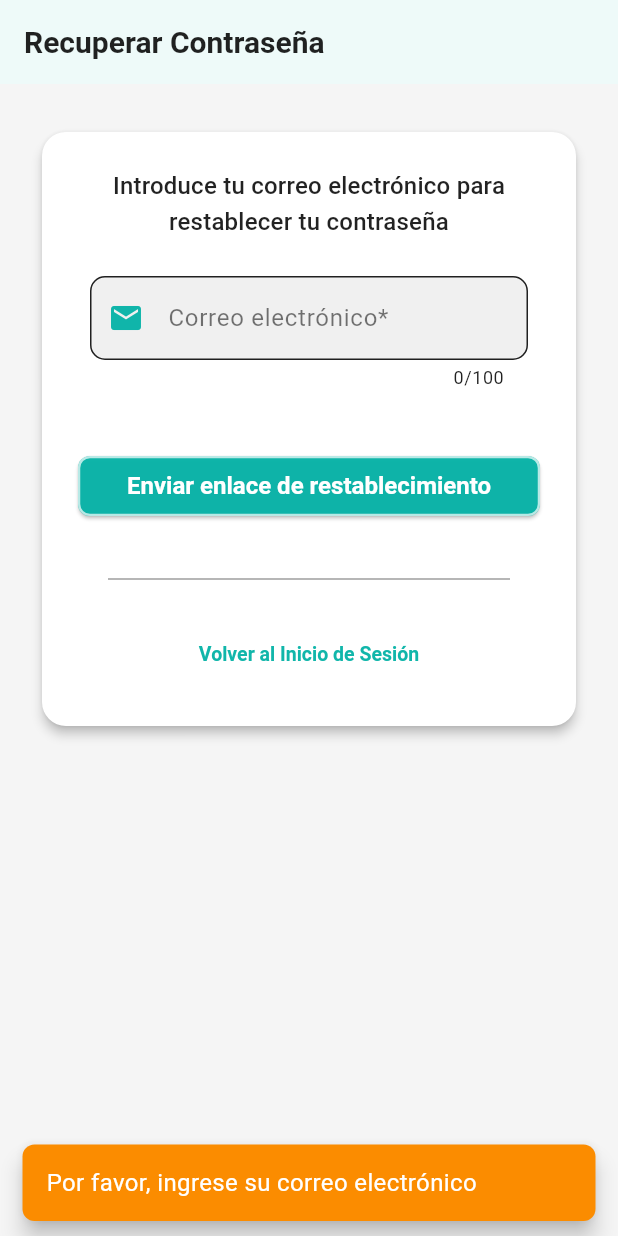
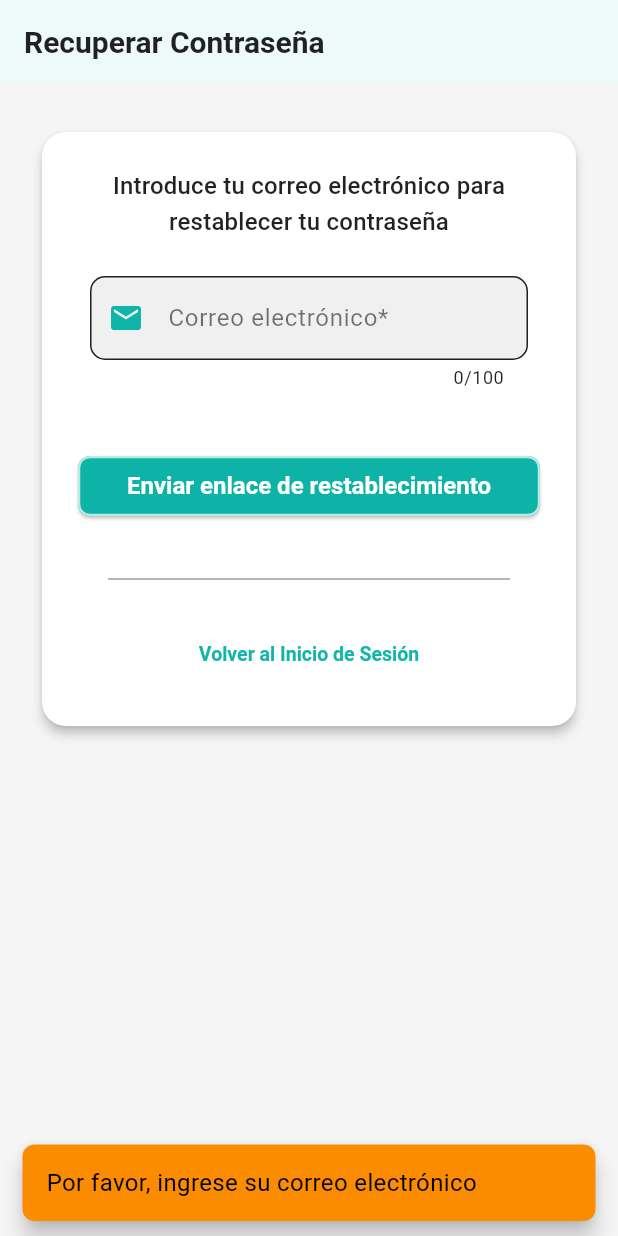
Before and after one commit to Serter998/CarSeek, a Flutter app: the screen it shows after launch, scrolled down 31 dp, after a tap on "¿Olvidaste tu contraseña?", after a tap on "Enviar enlace de restablecimiento", on a phone screen of 412 x 824 dp. Run offline on Flutter 3.47's test engine with Material 3 defaults, Android fonts, the light colour scheme and no system bars; our stand-ins replace cached_network_image, dartz, flutter_bloc, flutter_dotenv, flutter_secure_storage, get_it and 5 more; accounts and stored records are empty.

Commit message:
Correccion de la logica del boton "Recuerdame", correccion al pulsar el boton de volver en la homescreen y cambios generales en la UI

```diff
--- a/lib/core/widgets/custom_snack_bar.dart
+++ b/lib/core/widgets/custom_snack_bar.dart
@@ -15,7 +15,7 @@ class CustomSnackBar {
       SnackBar(
         content: Text(
           message,
-          style: const TextStyle(color: Colors.white),
+          style: const TextStyle(color: Colors.black),
         ),
         backgroundColor: backgroundColor ?? Colors.red.shade700,
         duration: duration,
--- a/lib/features/auth/data/sources/auth_source.dart
+++ b/lib/features/auth/data/sources/auth_source.dart
@@ -46,9 +46,11 @@ class AuthSourceImpl implements AuthSource {
     if (rememberMe) {
       await _storage.write(key: 'remembered_email', value: email);
       await _storage.write(key: 'remembered_password', value: password);
+      await _storage.write(key: 'remember_me', value: 'true');
     } else {
       await _storage.delete(key: 'remembered_email');
       await _storage.delete(key: 'remembered_password');
+      await _storage.delete(key: 'remember_me');
     }
     return response;
   }
@@ -57,9 +59,12 @@ class AuthSourceImpl implements AuthSource {
   Future<Map<String, String?>> loadCredentials() async {
     final rememberedEmail = await _storage.read(key: 'remembered_email');
     final rememberedPassword = await _storage.read(key: 'remembered_password');
+    final rememberMe = await _storage.read(key: 'remember_me');
+
     return {
       'email': rememberedEmail,
       'password': rememberedPassword,
+      'rememberMe': rememberMe,
     };
   }
 
--- a/lib/features/auth/presentation/blocs/auth_bloc.dart
+++ b/lib/features/auth/presentation/blocs/auth_bloc.dart
@@ -50,13 +50,25 @@ class AuthBloc extends Bloc<AuthEvent, AuthState> {
 
       resp.fold(
             (_) => emit(AuthInitial()),
-            (credentials) => emit(
-          AuthInitial(
-            savedEmail: credentials['email'],
-            savedPassword: credentials['password'],
-            hasSavedCredentials: credentials['email'] != null,
-          ),
-        ),
+            (credentials) {
+          final hasSaved = credentials['rememberMe'] == 'true' &&
+              credentials['email'] != null &&
+              credentials['password'] != null;
+
+          if (hasSaved) {
+            add(OnLoginEvent(
+              email: credentials['email']!,
+              password: credentials['password']!,
+              rememberMe: true,
+            ));
+          } else {
+            emit(AuthInitial(
+              savedEmail: credentials['email'],
+              savedPassword: credentials['password'],
+              hasSavedCredentials: false,
+            ));
+          }
+        },
       );
     });
 
--- a/lib/features/auth/presentation/screens/auth_screen.dart
+++ b/lib/features/auth/presentation/screens/auth_screen.dart
@@ -15,14 +15,14 @@ class AuthScreen extends StatelessWidget {
     WidgetsBinding.instance.addPostFrameCallback((_) async {
       final authBloc = context.read<AuthBloc>();
 
-      // Primero carga las credenciales
       authBloc.add(OnLoadCredentialsEvent());
 
-      // Espera un pequeño delay para que se cargue antes de verificar el usuario
       await Future.delayed(const Duration(milliseconds: 200));
 
-      // Luego verifica si el usuario está logueado
-      authBloc.add(OnCheckUserLoginEvent());
+      final state = authBloc.state;
+      if (state is AuthInitial && state.hasSavedCredentials) {
+        authBloc.add(OnCheckUserLoginEvent());
+      }
     });
     return Scaffold(
       resizeToAvoidBottomInset: true,
@@ -62,7 +62,7 @@ class AuthScreen extends StatelessWidget {
               return LoginScreen(
                 initialEmail: savedEmail,
                 initialPassword: savedPassword,
-                rememberMe: savedEmail != null,
+                rememberMe: (state as AuthInitial).hasSavedCredentials,
               );
             case AuthRegister:
               return RegisterScreen();
--- a/lib/features/auth/presentation/screens/auth_success_screen.dart
+++ b/lib/features/auth/presentation/screens/auth_success_screen.dart
@@ -7,7 +7,7 @@ class AuthSuccessScreen extends StatelessWidget {
   @override
   Widget build(BuildContext context) {
     WidgetsBinding.instance.addPostFrameCallback((_) {
-      NavigationService.navigateTo(context, "/main");
+      Navigator.of(context).pushNamedAndRemoveUntil("/main", (route) => false);
     });
     return SafeArea(
       child: SingleChildScrollView(
--- a/lib/features/auth/presentation/screens/login_screen.dart
+++ b/lib/features/auth/presentation/screens/login_screen.dart
@@ -128,7 +128,7 @@ class _LoginScreenState extends State<LoginScreen> {
                                 child: const Text(
                                   "¿Olvidaste tu contraseña?",
                                   maxLines: 2,
-                                  overflow: TextOverflow.ellipsis, // mejor para evitar overflow
+                                  overflow: TextOverflow.ellipsis,
                                   textAlign: TextAlign.right,
                                 ),
                               ),
--- a/lib/features/chat/presentation/screens/chat_initial_screen.dart
+++ b/lib/features/chat/presentation/screens/chat_initial_screen.dart
@@ -1,3 +1,4 @@
+import 'package:car_seek/core/constants/app_colors.dart';
 import 'package:car_seek/core/widgets/custom_snack_bar.dart';
 import 'package:car_seek/features/chat/presentation/blocs/chat_bloc.dart';
 import 'package:car_seek/share/domain/entities/conversacion.dart';
@@ -59,7 +60,7 @@ class _ChatInitialScreenState extends State<ChatInitialScreen> {
       CustomSnackBar.show(
         context: context,
         message: "Chat borrado con éxito.",
-        backgroundColor: Colors.white10,
+        backgroundColor: AppColors.primary,
       );
     });
   }
--- a/lib/features/profile/presentation/screens/administracion/profile_administracion_usuarios_screen.dart
+++ b/lib/features/profile/presentation/screens/administracion/profile_administracion_usuarios_screen.dart
@@ -1,3 +1,4 @@
+import 'package:car_seek/core/constants/app_colors.dart';
 import 'package:car_seek/core/widgets/custom_snack_bar.dart';
 import 'package:car_seek/features/profile/presentation/blocs/profile_bloc.dart';
 import 'package:car_seek/features/profile/presentation/widgets/usuario_card.dart';
@@ -99,7 +100,7 @@ class _ProfileAdministracionUsuariosScreenState
             CustomSnackBar.show(
               context: context,
               message: "Tipo de usuario actualizado a ${nuevoTipo.nombre}.",
-              backgroundColor: Colors.white10,
+              backgroundColor: AppColors.primary,
             );
           });
 
@@ -115,7 +116,7 @@ class _ProfileAdministracionUsuariosScreenState
           CustomSnackBar.show(
             context: context,
             message: "Usuario borrado con éxito.",
-            backgroundColor: Colors.white10,
+            backgroundColor: AppColors.primary,
           );
         },
       ),
--- a/lib/features/profile/presentation/screens/profile_cerrar_sesion_success_screen.dart
+++ b/lib/features/profile/presentation/screens/profile_cerrar_sesion_success_screen.dart
@@ -1,3 +1,4 @@
+import 'package:car_seek/core/constants/app_colors.dart';
 import 'package:car_seek/core/services/navigation_service.dart';
 import 'package:car_seek/core/widgets/custom_snack_bar.dart';
 import 'package:car_seek/features/auth/presentation/blocs/auth_bloc.dart';
@@ -14,7 +15,7 @@ class ProfileCerrarSesionSuccessScreen extends StatelessWidget {
     WidgetsBinding.instance.addPostFrameCallback((_) async {
       context.read<ProfileBloc>().add(OnNavigateToInitial());
       context.read<AuthBloc>().add(OnNavigateToLoginEvent());
-      CustomSnackBar.show(context: context, message: mensaje, backgroundColor: Colors.white24);
+      CustomSnackBar.show(context: context, message: mensaje, backgroundColor: AppColors.primary);
       await NavigationService.navigateToAndRemoveUntil(context, "/");
     });
     return SafeArea(
--- a/lib/features/profile/presentation/screens/profile_update_usuario_screen.dart
+++ b/lib/features/profile/presentation/screens/profile_update_usuario_screen.dart
@@ -1,3 +1,4 @@
+import 'package:car_seek/core/constants/app_colors.dart';
 import 'package:car_seek/core/services/validation_service.dart';
 import 'package:car_seek/core/widgets/custom_snack_bar.dart';
 import 'package:car_seek/features/profile/presentation/blocs/profile_bloc.dart';
@@ -166,7 +167,7 @@ class _UsuarioFormScreenState extends State<ProfileUpdateUsuarioScreen> {
         CustomSnackBar.show(
           context: context,
           message: "Perfil actualizado con éxito.",
-          backgroundColor: Colors.white10,
+          backgroundColor: AppColors.primary,
         );
       }
     } else {
--- a/lib/features/profile/presentation/screens/profile_vehicle_detail_screen.dart
+++ b/lib/features/profile/presentation/screens/profile_vehicle_detail_screen.dart
@@ -1,3 +1,4 @@
+import 'package:car_seek/core/constants/app_colors.dart';
 import 'package:car_seek/core/widgets/custom_snack_bar.dart';
 import 'package:car_seek/features/profile/presentation/blocs/profile_bloc.dart';
 import 'package:flutter/material.dart';
@@ -374,7 +375,7 @@ class _ProfileVehicleDetailScreenState
           CustomSnackBar.show(
             context: context,
             message: "Cambios guardados con éxito.",
-            backgroundColor: Colors.white10,
+            backgroundColor: AppColors.primary,
           );
         } else {
           CustomSnackBar.showWarning(
```
Also changed, not shown: lib/features/profile/presentation/blocs/profile_bloc.dart (+12 -2 lines).
